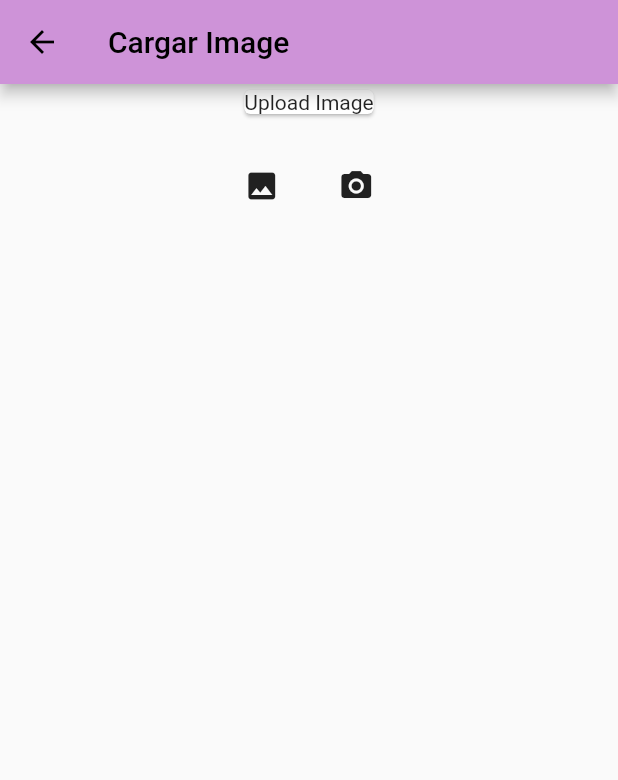
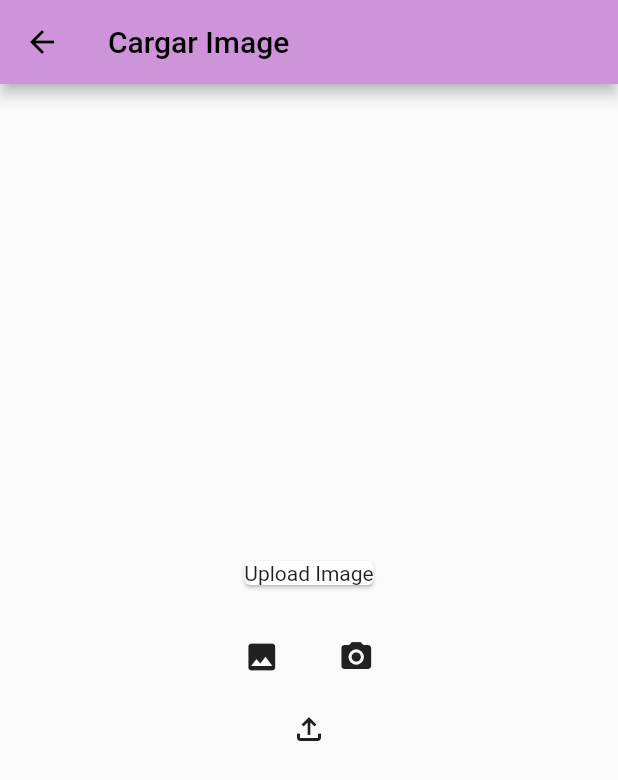
Before and after one commit to Ferrufino03/Lost_pet, a Flutter app: the UpLoadImage screen opened directly, on a phone screen of 412 x 824 dp. Shown: the top 780 px of the screen. Run offline on Flutter 3.47's test engine with Material 2 defaults, Android fonts, the phone set to English and light mode, and no system bars; our stand-ins replace bloc, cloud_firestore, equatable, firebase_auth, firebase_core, firebase_storage and 2 more; accounts and stored records are empty; generated files the repository leaves out were written again.

Commit message:
Add firebase_storage dependency and AnimalRegistrationBloc

```diff
--- /dev/null
+++ b/lib/screens/AnimalRegistration/bloc/animal_registration_bloc.dart
@@ -0,0 +1,15 @@
+import 'package:flutter_bloc/flutter_bloc.dart';
+import 'package:firebase_crud/screens/AnimalRegistration/bloc/animal_registration_event.dart';
+import 'package:firebase_crud/screens/AnimalRegistration/bloc/animal_registration_state.dart';
+
+class AnimalRegistrationBloc
+    extends Bloc<AnimalRegistrationEvent, AnimalRegistrationState> {
+  AnimalRegistrationBloc() : super(AnimalRegistrationInitial()) {
+    on<UpLoadImageEvent>(onUpLoadImage);
+  }
+  void onUpLoadImage(
+      UpLoadImageEvent event, Emitter<AnimalRegistrationState> emit) async {
+    print(event.url);
+    emit(AnimalRegistrationUpdate(url: event.url));
+  }
+}
--- /dev/null
+++ b/lib/screens/AnimalRegistration/bloc/animal_registration_event.dart
@@ -0,0 +1,8 @@
+abstract class AnimalRegistrationEvent {}
+
+class UpLoadImageEvent extends AnimalRegistrationEvent {
+  String url;
+  UpLoadImageEvent({required this.url});
+}
+
+class ResetStateEvent extends AnimalRegistrationEvent{}
--- /dev/null
+++ b/lib/screens/AnimalRegistration/bloc/animal_registration_state.dart
@@ -0,0 +1,10 @@
+abstract class AnimalRegistrationState {}
+
+class AnimalRegistrationInitial extends AnimalRegistrationState {}
+
+class AnimalRegistrationUpdate extends AnimalRegistrationState {
+  String? url;
+  AnimalRegistrationUpdate({this.url});
+}
+
+class ResetState extends AnimalRegistrationState{}
--- a/lib/screens/upload_image.dart
+++ b/lib/screens/AnimalRegistration/widgets/upload_image.dart
@@ -1,7 +1,11 @@
 import 'dart:io';
 
+import 'package:firebase_crud/screens/AnimalRegistration/bloc/animal_registration_bloc.dart';
+import 'package:firebase_crud/screens/AnimalRegistration/bloc/animal_registration_event.dart';
 import 'package:firebase_crud/services/up_load_image.dart';
+import 'package:firebase_crud/services/up_load_to_firebase.dart';
 import 'package:flutter/material.dart';
+import 'package:flutter_bloc/flutter_bloc.dart';
 import 'package:image_picker/image_picker.dart';
 
 class UpLoadImage extends StatefulWidget {
@@ -12,7 +16,6 @@ class UpLoadImage extends StatefulWidget {
 
 class _UpLoadImage extends State<UpLoadImage> {
   File? resource;
-
   Future<void> getImage(ImageSource img) async {
     final XFile? image = await getResource(img);
     setState(() {
@@ -22,15 +25,17 @@ class _UpLoadImage extends State<UpLoadImage> {
 
   @override
   Widget build(BuildContext context) {
+    final AnimalRegistrationBloc animal =
+        BlocProvider.of<AnimalRegistrationBloc>(context);
     return Scaffold(
         appBar: AppBar(title: const Text("Cargar Image")),
-        body: Column(children: [
+        body: Column(mainAxisAlignment: MainAxisAlignment.center, children: [
           Card(
             child: resource != null
                 ? Image.file(resource!)
                 : const Text("Upload Image"),
           ),
-          SizedBox(
+          const SizedBox(
             height: 20,
           ),
           Row(
@@ -46,9 +51,16 @@ class _UpLoadImage extends State<UpLoadImage> {
                   onPressed: () {
                     getImage(ImageSource.camera);
                   },
-                  icon: Icon(Icons.camera_alt)),
+                  icon: const Icon(Icons.camera_alt)),
             ],
-          )
+          ),
+          IconButton(
+              onPressed: () async {
+                String url = await upLoadfirebase(resource!);
+                animal.add(UpLoadImageEvent(url: url));
+                Navigator.pop(context);
+              },
+              icon: const Icon(Icons.file_upload_outlined))
         ]));
   }
 }
--- a/lib/screens/home_screen.dart
+++ b/lib/screens/home_screen.dart
@@ -1,7 +1,7 @@
+import 'package:firebase_crud/screens/AnimalRegistration/ui/AnimalRegistrationScreen.dart';
 import 'package:flutter/material.dart';
 import 'package:cloud_firestore/cloud_firestore.dart';
 import '../widgets/LostAnimalCard.dart';
-import 'AnimalRegistrationScreen.dart';
 import '../blocs/sign_in_bloc/sign_in_bloc.dart';
 import 'package:flutter_bloc/flutter_bloc.dart';
 import 'user_profile_screen.dart';
--- a/pubspec.yaml
+++ b/pubspec.yaml
@@ -44,6 +44,7 @@ dependencies:
   flutter_bloc: ^8.1.3
   equatable: ^2.0.5
   image_picker: ^1.0.4
+  firebase_storage: ^11.4.1
 
   user_repository:
     path: packages/user_repository
```
Also changed, not shown: lib/main.dart (+9 -14 lines), lib/screens/AnimalRegistration/ui/AnimalRegistrationScreen.dart (added, +156 -0 lines), lib/screens/AnimalRegistrationScreen.dart (deleted, +0 -143 lines), lib/services/up_load_to_firebase.dart (added, +24 -0 lines), pubspec.lock, 1 other file.
